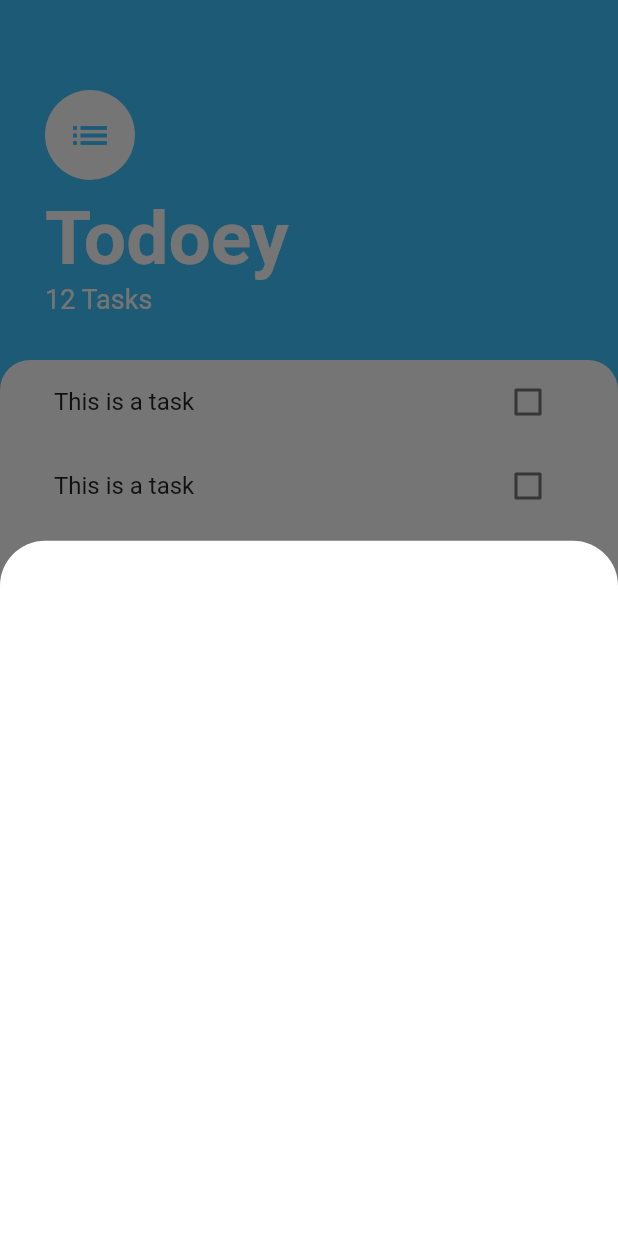
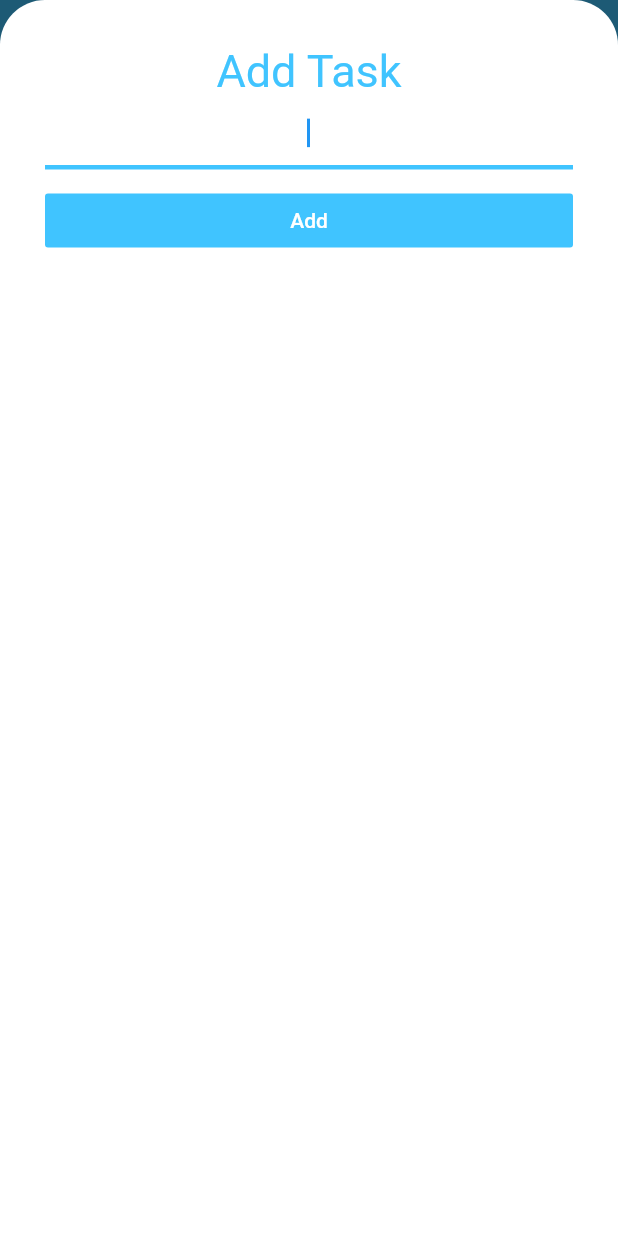
Before and after one commit to pbie42/todoey, a Flutter app: the screen it shows after launch, after a tap on the "add" icon, on a phone screen of 412 x 824 dp. Run offline on Flutter 3.47's test engine with Material 2 defaults, Android fonts, the phone set to English and light mode, and no system bars.

```diff
--- /dev/null
+++ b/lib/models/task.dart
@@ -0,0 +1,10 @@
+class Task {
+  final String name;
+  bool isDone;
+
+  Task({this.name, this.isDone = false});
+
+  void toggleDone() {
+    isDone = !isDone;
+  }
+}
--- a/lib/screens/add_task_screen.dart
+++ b/lib/screens/add_task_screen.dart
@@ -3,6 +3,46 @@ import 'package:flutter/material.dart';
 class AddTask extends StatelessWidget {
   @override
   Widget build(BuildContext context) {
-    return Container();
+    return Container(
+      padding: EdgeInsets.symmetric(horizontal: 30.0, vertical: 30.0),
+      child: Column(
+        crossAxisAlignment: CrossAxisAlignment.stretch,
+        children: <Widget>[
+          Text(
+            'Add Task',
+            textAlign: TextAlign.center,
+            style: TextStyle(
+              color: Colors.lightBlueAccent,
+              fontSize: 30.0,
+            ),
+          ),
+          TextField(
+            autofocus: true,
+            textAlign: TextAlign.center,
+            decoration: InputDecoration(
+              enabledBorder: UnderlineInputBorder(
+                  borderSide:
+                      BorderSide(color: Colors.lightBlueAccent, width: 2.0)),
+              focusedBorder: UnderlineInputBorder(
+                  borderSide: BorderSide(
+                color: Colors.lightBlueAccent,
+                width: 3.0,
+              )),
+            ),
+          ),
+          SizedBox(
+            height: 10.0,
+          ),
+          FlatButton(
+            color: Colors.lightBlueAccent,
+            child: Text(
+              'Add',
+              style: TextStyle(color: Colors.white),
+            ),
+            onPressed: () {},
+          ),
+        ],
+      ),
+    );
   }
 }
--- a/lib/screens/task_screen.dart
+++ b/lib/screens/task_screen.dart
@@ -11,6 +11,7 @@ class TasksScreen extends StatelessWidget {
       floatingActionButton: FloatingActionButton(
         onPressed: () {
           showModalBottomSheet(
+            isScrollControlled: true,
             shape: RoundedRectangleBorder(
               borderRadius: BorderRadius.only(
                 topLeft: Radius.circular(30.0),
--- a/lib/widgets/task_tile.dart
+++ b/lib/widgets/task_tile.dart
@@ -1,13 +1,28 @@
 import 'package:flutter/material.dart';
 
 class TaskTile extends StatelessWidget {
+  final bool isChecked;
+  final String name;
+  final Function checkboxCallback;
+  TaskTile({this.name, this.isChecked, this.checkboxCallback});
+  void toggleCheckbox(value) {
+    // setState(() {
+    //   isChecked = value;
+    // });
+  }
+
   @override
   Widget build(BuildContext context) {
     return ListTile(
-      title: Text('This is a task'),
+      title: Text(
+        name,
+        style: TextStyle(
+            decoration: isChecked ? TextDecoration.lineThrough : null),
+      ),
       trailing: Checkbox(
-        value: false,
-        onChanged: (value) {},
+        activeColor: Colors.lightBlueAccent,
+        value: isChecked,
+        onChanged: checkboxCallback,
       ),
     );
   }
--- a/lib/widgets/tasks_list.dart
+++ b/lib/widgets/tasks_list.dart
@@ -1,16 +1,34 @@
 import 'package:flutter/material.dart';
+import 'package:todoey/models/task.dart';
 import 'package:todoey/widgets/task_tile.dart';
 
-class TasksList extends StatelessWidget {
+import 'task_tile.dart';
+
+class TasksList extends StatefulWidget {
+  @override
+  _TasksListState createState() => _TasksListState();
+}
+
+class _TasksListState extends State<TasksList> {
+  List<Task> tasks = [
+    Task(name: 'Buy Milk'),
+    Task(name: 'Buy Eggs'),
+    Task(name: 'Buy Bread'),
+  ];
   @override
   Widget build(BuildContext context) {
-    return ListView(
-      children: <Widget>[
-        TaskTile(),
-        TaskTile(),
-        TaskTile(),
-        TaskTile(),
-      ],
+    return ListView.builder(
+      itemBuilder: (context, index) {
+        return TaskTile(
+            name: tasks[index].name,
+            isChecked: tasks[index].isDone,
+            checkboxCallback: (bool checkboxState) {
+              setState(() {
+                tasks[index].toggleDone();
+              });
+            });
+      },
+      itemCount: tasks.length,
     );
   }
 }
```
